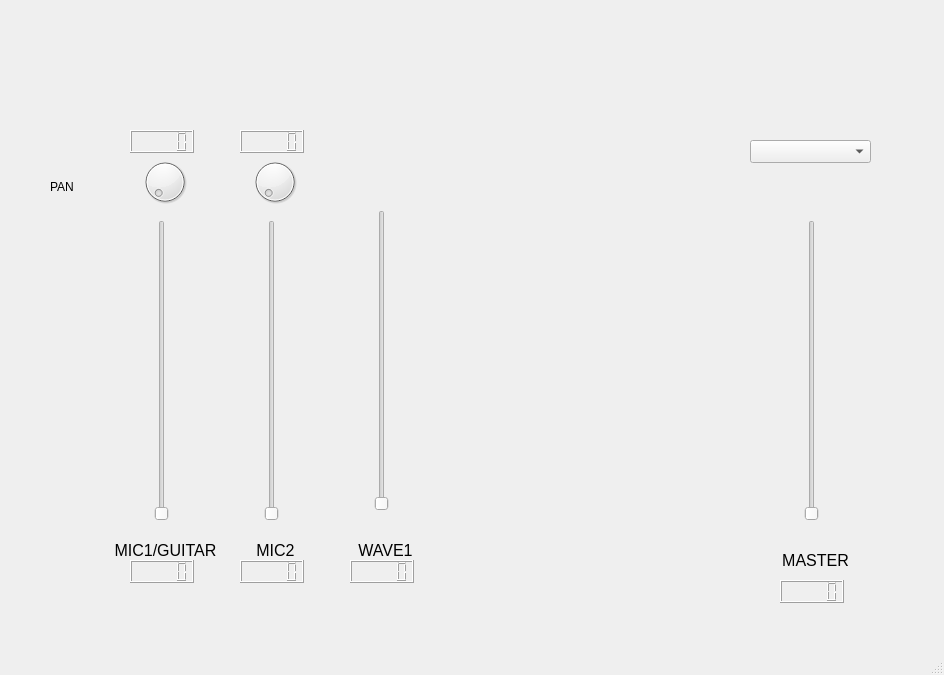
Before: the Qt Designer form main.ui in wishmerhill/ua100mix, drawn with Qt 5.
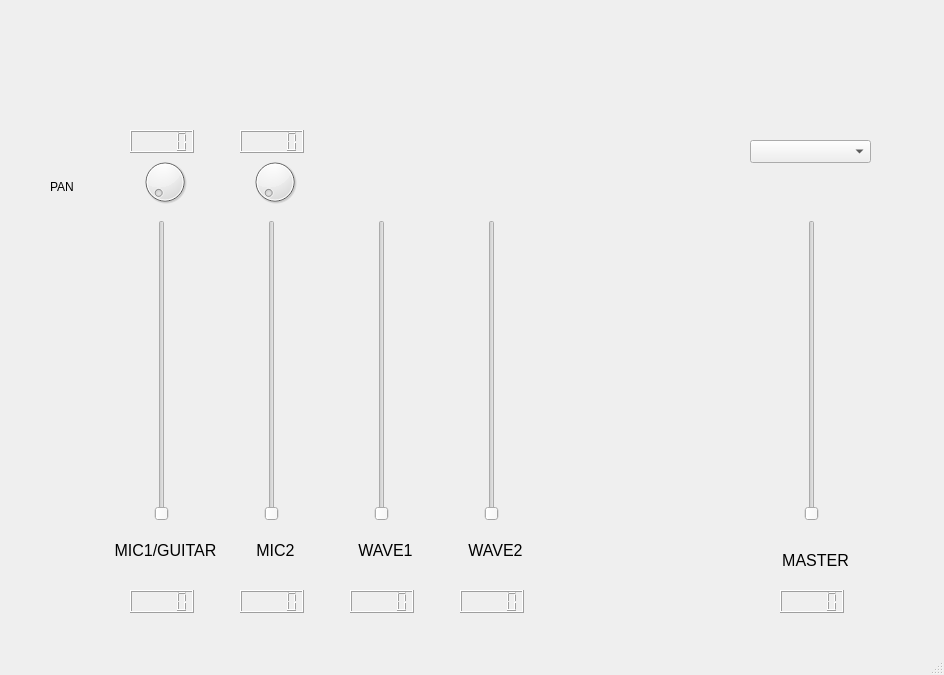
After: the same form once the commit is applied.

Commit message: Too tired to go on. Still Wave2 to finish

```diff
--- a/main.ui
+++ b/main.ui
@@ -43,7 +43,7 @@
     <property name="geometry">
      <rect>
       <x>780</x>
-      <y>580</y>
+      <y>590</y>
       <width>64</width>
       <height>23</height>
      </rect>
@@ -85,7 +85,7 @@
     <property name="geometry">
      <rect>
       <x>370</x>
-      <y>210</y>
+      <y>220</y>
       <width>23</width>
       <height>301</height>
      </rect>
@@ -110,7 +110,7 @@
     <property name="geometry">
      <rect>
       <x>350</x>
-      <y>560</y>
+      <y>590</y>
       <width>64</width>
       <height>23</height>
      </rect>
@@ -155,7 +155,7 @@
     <property name="geometry">
      <rect>
       <x>130</x>
-      <y>560</y>
+      <y>590</y>
       <width>64</width>
       <height>23</height>
      </rect>
@@ -273,7 +273,7 @@
     <property name="geometry">
      <rect>
       <x>240</x>
-      <y>560</y>
+      <y>590</y>
       <width>64</width>
       <height>23</height>
      </rect>
@@ -305,6 +305,57 @@
      </rect>
     </property>
    </widget>
+   <widget class="QSlider" name="Wave2">
+    <property name="geometry">
+     <rect>
+      <x>480</x>
+      <y>220</y>
+      <width>23</width>
+      <height>301</height>
+     </rect>
+    </property>
+    <property name="maximum">
+     <number>127</number>
+    </property>
+    <property name="value">
+     <number>0</number>
+    </property>
+    <property name="orientation">
+     <enum>Qt::Vertical</enum>
+    </property>
+    <property name="channel" stdset="0">
+     <number>0</number>
+    </property>
+    <property name="parameter" stdset="0">
+     <number>0</number>
+    </property>
+   </widget>
+   <widget class="QLCDNumber" name="Wave2Lcd">
+    <property name="geometry">
+     <rect>
+      <x>460</x>
+      <y>590</y>
+      <width>64</width>
+      <height>23</height>
+     </rect>
+    </property>
+   </widget>
+   <widget class="QLabel" name="wave1Label_2">
+    <property name="geometry">
+     <rect>
+      <x>440</x>
+      <y>540</y>
+      <width>111</width>
+      <height>21</height>
+     </rect>
+    </property>
+    <property name="styleSheet">
+     <string notr="true"/>
+    </property>
+    <property name="text">
+     <string>&lt;html&gt;&lt;head/&gt;&lt;body&gt;&lt;p align=&quot;center&quot;&gt;&lt;span style=&quot; font-size:12pt;&quot;&gt;WAVE2&lt;/span&gt;&lt;/p&gt;&lt;/body&gt;&lt;/html&gt;</string>
+    </property>
+   </widget>
    <zorder>MasterLineLcd</zorder>
    <zorder>MasterLine</zorder>
    <zorder>masterLabel</zorder>
```
Left out of the diff: 3 changed lines with no effect on the pictures. The commit also changes 2 other files.
